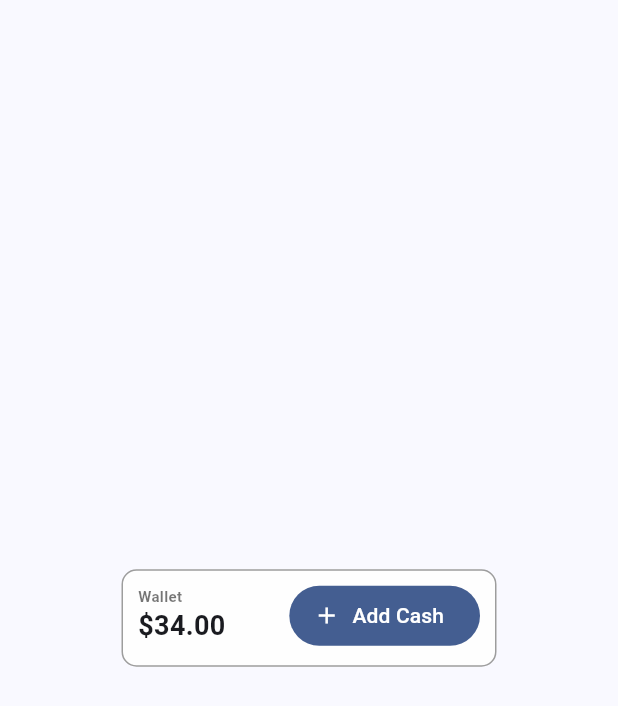
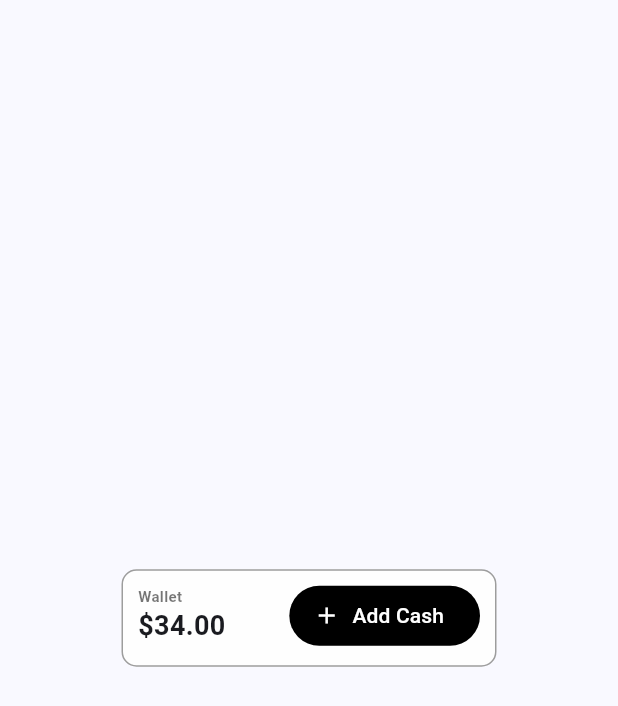
Before and after one commit to hydev777/wt-flutter-samples, a Flutter app: the AnimatedCard2 screen opened directly, on a phone screen of 412 x 824 dp. Shown: the top 706 px of the screen. Run offline on Flutter 3.47's test engine with Material 3 defaults, Android fonts, the light colour scheme and no system bars.

Commit message:
changed colors and curves animations

```diff
--- a/lib/animated_card_2.dart
+++ b/lib/animated_card_2.dart
@@ -159,7 +159,7 @@ class _AnimatedCard2State extends State<AnimatedCard2>
         curve: const Interval(
           0.300,
           0.500,
-          curve: Curves.ease,
+          curve: Curves.bounceIn,
         ),
       ),
     );
@@ -167,6 +167,7 @@ class _AnimatedCard2State extends State<AnimatedCard2>
     _rotationAnimation = Tween<double>(begin: 0, end: -4).animate(
       CurvedAnimation(
         parent: _animationController2,
+        reverseCurve: Curves.easeInBack,
         curve: Curves.easeInBack,
       ),
     );
@@ -275,6 +276,8 @@ class _AnimatedCard2State extends State<AnimatedCard2>
                               crossAxisAlignment: CrossAxisAlignment.center,
                               children: [
                                 Radio(
+                                  fillColor: const WidgetStatePropertyAll(
+                                      Colors.black),
                                   onChanged: (String? value) {
                                     setState(() {
                                       _card = value!;
@@ -319,6 +322,8 @@ class _AnimatedCard2State extends State<AnimatedCard2>
                               crossAxisAlignment: CrossAxisAlignment.center,
                               children: [
                                 Radio(
+                                  fillColor: const WidgetStatePropertyAll(
+                                      Colors.black),
                                   onChanged: (String? value) {
                                     setState(() {
                                       _card = value!;
@@ -390,54 +395,6 @@ class _AnimatedCard2State extends State<AnimatedCard2>
                                   );
                                 },
                               ),
-                              // Container(
-                              //   height: 40,
-                              //   width: 80,
-                              //   padding: const EdgeInsets.all(5),
-                              //   decoration: BoxDecoration(
-                              //     color: Colors.black26,
-                              //     borderRadius: BorderRadius.circular(10),
-                              //   ),
-                              //   alignment: Alignment.center,
-                              //   child: const Text(
-                              //     '\$50',
-                              //     style: TextStyle(
-                              //         fontSize: 16,
-                              //         fontWeight: FontWeight.bold),
-                              //   ),
-                              // ),
-                              // Container(
-                              //   height: 40,
-                              //   width: 80,
-                              //   padding: const EdgeInsets.all(5),
-                              //   decoration: BoxDecoration(
-                              //     color: Colors.black26,
-                              //     borderRadius: BorderRadius.circular(10),
-                              //   ),
-                              //   alignment: Alignment.center,
-                              //   child: const Text(
-                              //     '\$100',
-                              //     style: TextStyle(
-                              //         fontSize: 16,
-                              //         fontWeight: FontWeight.bold),
-                              //   ),
-                              // ),
-                              // Container(
-                              //   height: 40,
-                              //   width: 80,
-                              //   padding: const EdgeInsets.all(5),
-                              //   decoration: BoxDecoration(
-                              //     color: Colors.black26,
-                              //     borderRadius: BorderRadius.circular(10),
-                              //   ),
-                              //   alignment: Alignment.center,
-                              //   child: const Text(
-                              //     '\$300',
-                              //     style: TextStyle(
-                              //         fontSize: 16,
-                              //         fontWeight: FontWeight.bold),
-                              //   ),
-                              // ),
                             ],
                           ),
                         ],
@@ -455,6 +412,9 @@ class _AnimatedCard2State extends State<AnimatedCard2>
                                 height: 40,
                                 child: FilledButton.icon(
                                   icon: const Icon(Icons.add),
+                                  style: const ButtonStyle(
+                                      backgroundColor:
+                                          WidgetStatePropertyAll(Colors.black)),
                                   onPressed: () {
                                     _animationController.forward();
                                     _animationController2.forward();
```
